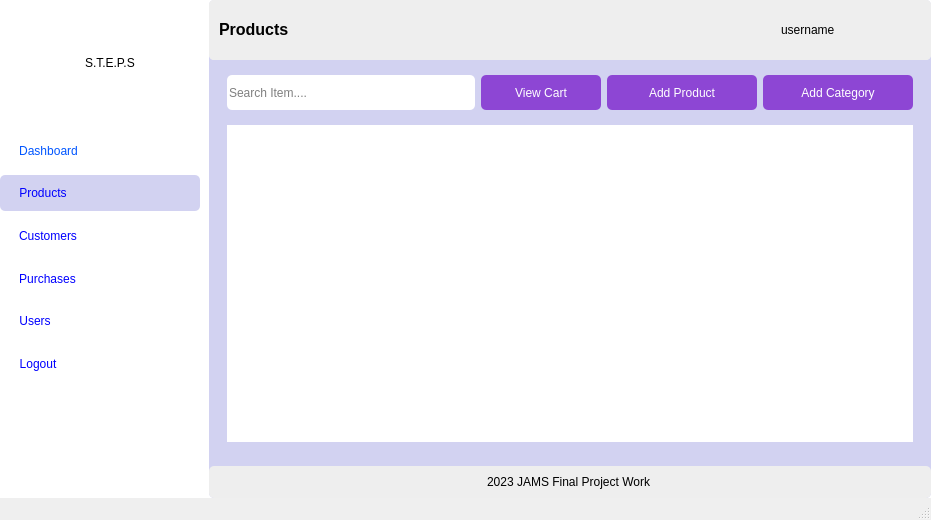
Qt form UIs/product.ui (Code-ed381/Sales-App) before a commit.
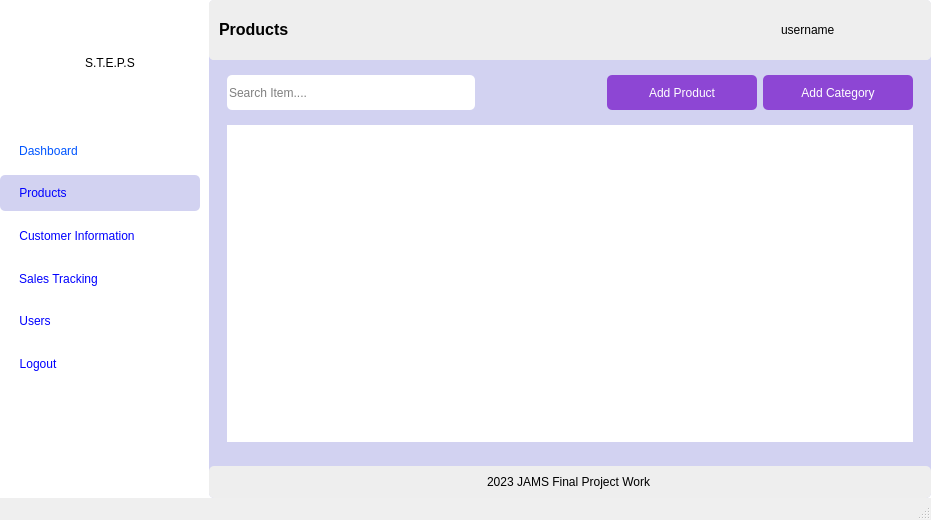
The same form after that commit. Icons and pictures are not drawn.

Patch:
```diff
--- a/UIs/product.ui
+++ b/UIs/product.ui
@@ -317,7 +317,7 @@
 color: rgb(0, 0, 255);</string>
                   </property>
                   <property name="text">
-                   <string>Customers</string>
+                   <string>Customer Information</string>
                   </property>
                   <property name="icon">
                    <iconset>
@@ -362,7 +362,7 @@
 color: rgb(0, 0, 255);</string>
                   </property>
                   <property name="text">
-                   <string>Purchases</string>
+                   <string>Sales Tracking</string>
                   </property>
                   <property name="icon">
                    <iconset>
@@ -716,40 +716,6 @@
                 <property name="bottomMargin">
                  <number>0</number>
                 </property>
-                <item>
-                 <widget class="QPushButton" name="viewCart">
-                  <property name="sizePolicy">
-                   <sizepolicy hsizetype="Expanding" vsizetype="Expanding">
-                    <horstretch>0</horstretch>
-                    <verstretch>0</verstretch>
-                   </sizepolicy>
-                  </property>
-                  <property name="maximumSize">
-                   <size>
-                    <width>120</width>
-                    <height>16777215</height>
-                   </size>
-                  </property>
-                  <property name="styleSheet">
-                   <string notr="true">background-color: rgb(141, 70, 212);
-color: rgb(255, 255, 255);
-font: 75 11pt &quot;Open Sans Extrabold&quot;;</string>
-                  </property>
-                  <property name="text">
-                   <string>View Cart</string>
-                  </property>
-                  <property name="icon">
-                   <iconset>
-                    <normaloff>../icons/grocery-cart.png</normaloff>../icons/grocery-cart.png</iconset>
-                  </property>
-                  <property name="iconSize">
-                   <size>
-                    <width>32</width>
-                    <height>21</height>
-                   </size>
-                  </property>
-                 </widget>
-                </item>
                </layout>
               </widget>
              </item>
```
